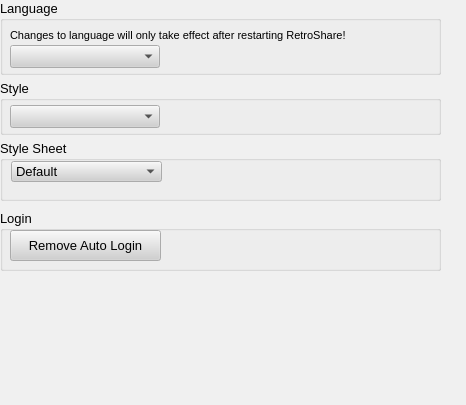
First picture: the form in rs-Qt-gui/src/gui/Preferences/PreferencesDialog.ui, repository autoscatto/retroshare, before the edit.
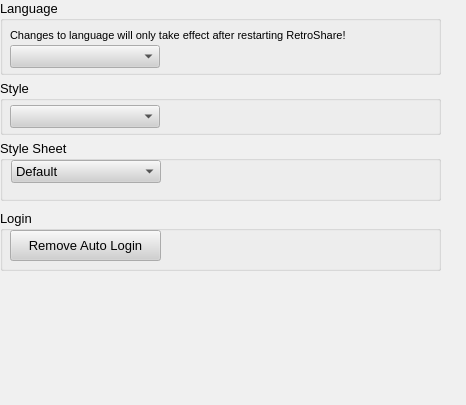
Second picture: the form after the edit.

```diff
--- a/rs-Qt-gui/src/gui/Preferences/PreferencesDialog.ui
+++ b/rs-Qt-gui/src/gui/Preferences/PreferencesDialog.ui
@@ -667,15 +667,43 @@
    <property name="title" >
     <string>Style Sheet</string>
    </property>
-   <widget class="QComboBox" name="styleSheetCombo" >
+   <widget class="QWidget" name="" >
     <property name="geometry" >
      <rect>
       <x>11</x>
-      <y>21</y>
-      <width>151</width>
-      <height>21</height>
+      <y>20</y>
+      <width>341</width>
+      <height>23</height>
      </rect>
     </property>
+    <layout class="QGridLayout" >
+     <property name="margin" >
+      <number>0</number>
+     </property>
+     <property name="spacing" >
+      <number>6</number>
+     </property>
+     <item row="0" column="1" >
+      <spacer>
+       <property name="orientation" >
+        <enum>Qt::Horizontal</enum>
+       </property>
+       <property name="sizeHint" >
+        <size>
+         <width>181</width>
+         <height>20</height>
+        </size>
+       </property>
+      </spacer>
+     </item>
+     <item row="0" column="0" >
+      <widget class="QComboBox" name="styleSheetCombo" >
+       <property name="minimumSize" >
+        <size>
+         <width>150</width>
+         <height>0</height>
+        </size>
+       </property>
     <item>
      <property name="text" >
       <string>Default</string>
@@ -721,6 +749,9 @@
       <string>Pagefold</string>
      </property>
     </item>
+      </widget>
+     </item>
+    </layout>
    </widget>
   </widget>
   <widget class="QGroupBox" name="grpLogin" >
```
Lines whose indentation alone changed are shown as unchanged.
